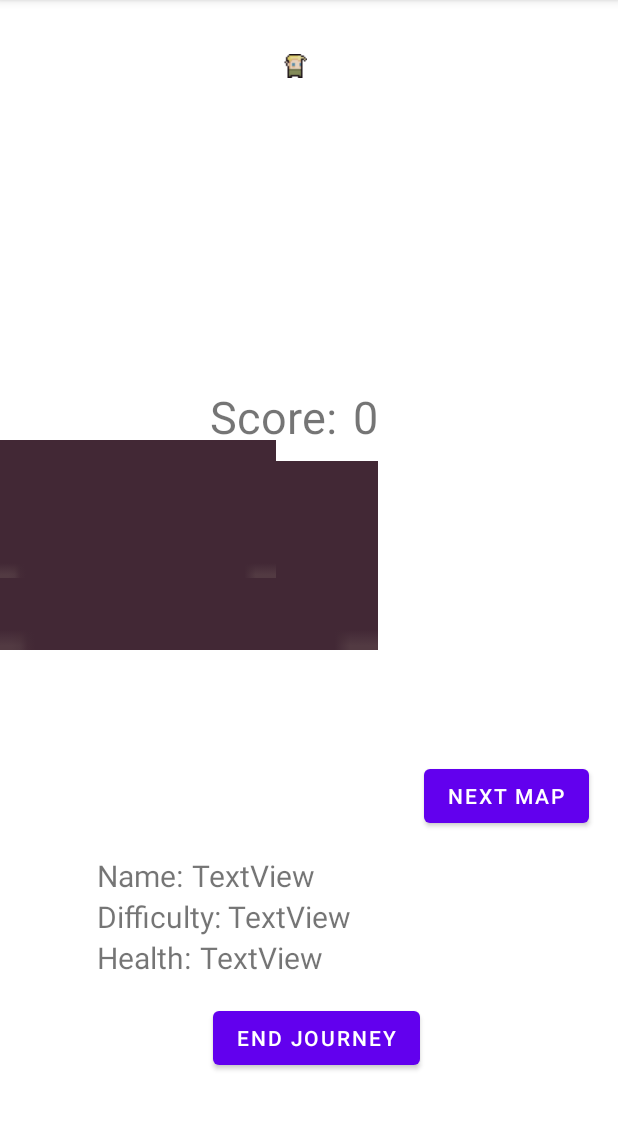
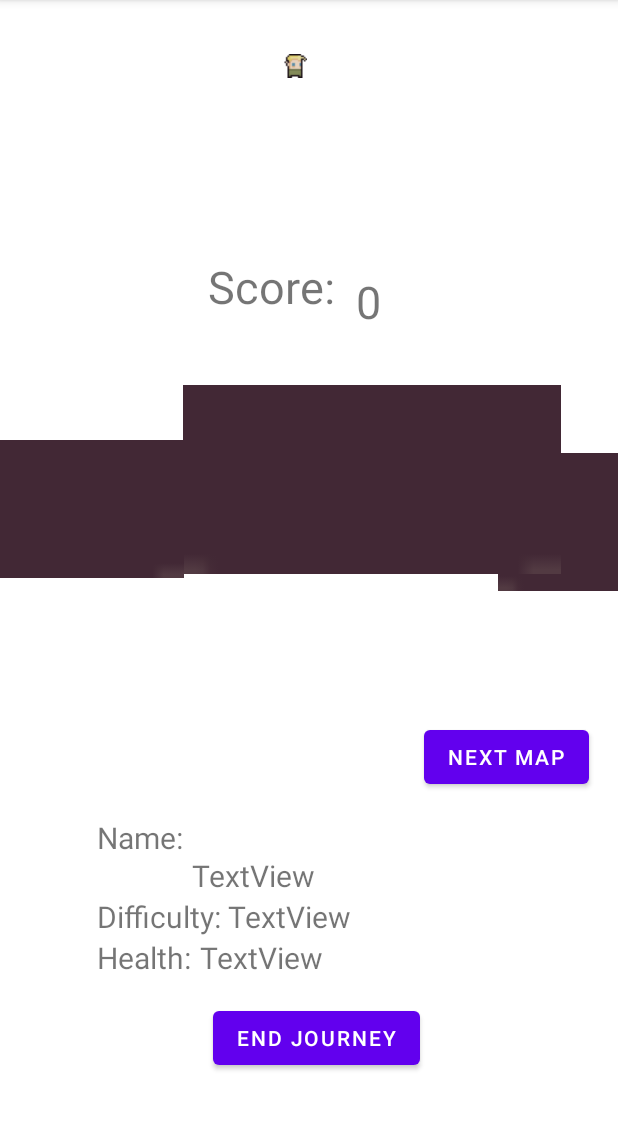
Before and after one commit to R1sh11172/CS2340B_Team39, an Android app: the GameActivity screen opened directly, with no data from a screen before it, on a phone screen of 412 x 824 dp, the part 84-1214 px from its top. Run offline under Robolectric (Android 15) with nearby library versions, the phone set to English and light mode, and no system bars; 5 statements that could not run were skipped.

Commit message:
Updating score display, fixed singleton player references, adjusted layout of game screens slightly for constraints

```diff
--- a/app/src/main/java/com/example/cs2340b_team39/GameActivityMap3.java
+++ b/app/src/main/java/com/example/cs2340b_team39/GameActivityMap3.java
@@ -9,7 +9,7 @@ import android.widget.TextView;
 import androidx.appcompat.app.AppCompatActivity;
 
 public class GameActivityMap3 extends AppCompatActivity {
-    private static Player player = GameActivity.getPlayer();
+    private static Player player = Player.getPlayer();
     @Override
     protected void onCreate(Bundle savedInstanceState) {
         super.onCreate(savedInstanceState);
@@ -20,6 +20,7 @@ public class GameActivityMap3 extends AppCompatActivity {
         TextView score = findViewById(R.id.scoreDisplay);
         name.setText(player.getName());
         health.setText(player.getHealth() + "");
+        player.getScore().setTextView(score);
         difficulty.setText(Difficulty.values()[(int) player.getDifficulty()] + "");
         Button endButton = findViewById(R.id.button);
         Button nextMap = findViewById(R.id.nextmap);
--- a/app/src/main/res/layout/activity_game_state.xml
+++ b/app/src/main/res/layout/activity_game_state.xml
@@ -18,6 +18,7 @@
             android:layout_height="102dp"
             android:layout_marginStart="17dp"
             android:layout_marginTop="20dp"
+            android:layout_marginEnd="10dp"
             android:layout_marginBottom="480dp"
             app:layout_constraintBottom_toBottomOf="parent"
             app:layout_constraintEnd_toEndOf="parent"
@@ -30,12 +31,16 @@
             android:id="@+id/scoreDisplay"
             android:layout_width="wrap_content"
             android:layout_height="wrap_content"
+            android:layout_marginStart="3dp"
+            android:layout_marginTop="65dp"
             android:layout_marginEnd="160dp"
-            android:layout_marginBottom="272dp"
+            android:layout_marginBottom="285dp"
             android:text="0"
             android:textSize="30dp"
             app:layout_constraintBottom_toTopOf="@+id/nameDisplay"
-            app:layout_constraintEnd_toEndOf="parent" />
+            app:layout_constraintEnd_toEndOf="parent"
+            app:layout_constraintStart_toEndOf="@+id/score"
+            app:layout_constraintTop_toBottomOf="@+id/imageView" />
 
         <TextView
             android:id="@+id/healthDisplay"
@@ -68,6 +73,7 @@
             android:layout_marginTop="132dp"
             android:text="Name: "
             android:textSize="20dp"
+            app:layout_constraintBottom_toTopOf="@+id/textView5"
             app:layout_constraintEnd_toStartOf="@+id/nameDisplay"
             app:layout_constraintStart_toStartOf="parent"
             app:layout_constraintTop_toBottomOf="@+id/midBlock" />
@@ -127,11 +133,15 @@
             android:layout_width="wrap_content"
             android:layout_height="wrap_content"
             android:layout_marginStart="140dp"
+            android:layout_marginTop="58dp"
+            android:layout_marginEnd="3dp"
             android:layout_marginBottom="272dp"
             android:text="Score: "
             android:textSize="30dp"
             app:layout_constraintBottom_toTopOf="@+id/textView4"
-            app:layout_constraintStart_toStartOf="parent" />
+            app:layout_constraintEnd_toStartOf="@+id/scoreDisplay"
+            app:layout_constraintStart_toStartOf="parent"
+            app:layout_constraintTop_toBottomOf="@+id/imageView" />
 
 
         <ImageView
@@ -139,9 +149,13 @@
             android:layout_width="252dp"
             android:layout_height="136dp"
             android:layout_marginTop="4dp"
+            android:layout_marginEnd="100dp"
+            app:layout_constraintBottom_toTopOf="@+id/nextmap"
+            app:layout_constraintEnd_toEndOf="parent"
+            app:layout_constraintHorizontal_bias="1.0"
+            app:layout_constraintStart_toEndOf="@+id/leftBlock"
             app:layout_constraintTop_toBottomOf="@+id/scoreDisplay"
-            app:srcCompat="@drawable/stairs_top"
-            tools:layout_editor_absoluteX="109dp" />
+            app:srcCompat="@drawable/stairs_top" />
 
         <Button
             android:id="@+id/nextmap"
@@ -164,6 +178,7 @@
             android:layout_marginTop="288dp"
             android:layout_marginBottom="144dp"
             app:layout_constraintBottom_toTopOf="@+id/textView4"
+            app:layout_constraintEnd_toStartOf="@+id/midBlock"
             app:layout_constraintStart_toStartOf="parent"
             app:layout_constraintTop_toTopOf="parent"
             app:layout_constraintVertical_bias="0.0"
```
Also changed, not shown: app/src/main/AndroidManifest.xml (+18 -0 lines), app/src/main/java/com/example/cs2340b_team39/GameActivity.java (+3 -4 lines), app/src/main/java/com/example/cs2340b_team39/GameActivityMap2.java (+2 -5 lines), app/src/main/java/com/example/cs2340b_team39/Player.java (+10 -7 lines), app/src/main/java/com/example/cs2340b_team39/Score.java (added, +35 -0 lines), app/src/main/res/layout/activity_gamestatemap2.xml (+13 -3 lines), app/src/main/res/layout/activity_gamestatemap3.xml (+17 -5 lines).
